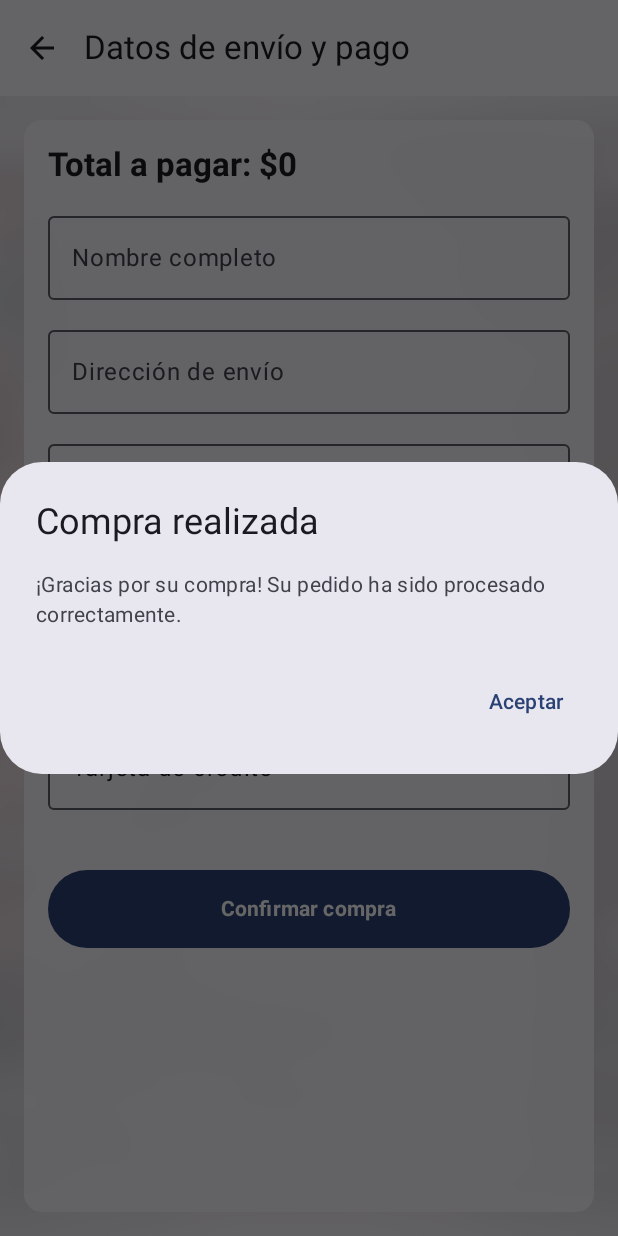
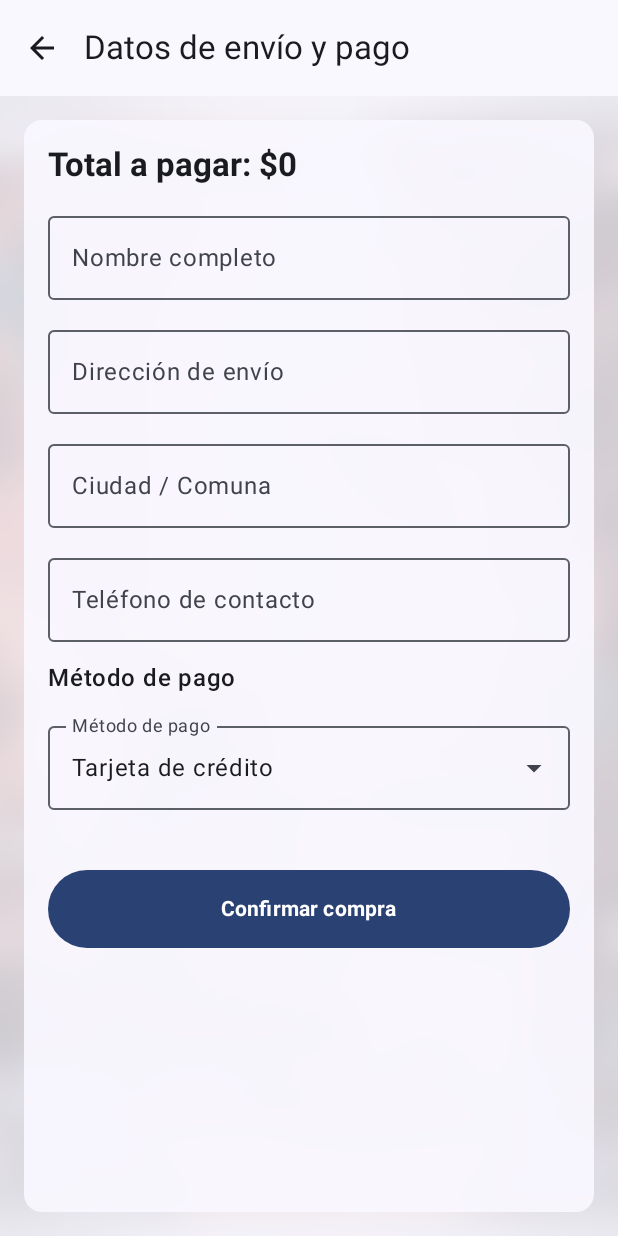
Before and after one commit to Vesanmartin/TodoKartasAppprimeraEntrega, an Android app built with Jetpack Compose: the composable CheckoutScreen called with empty values, after a tap on "Confirmar compra", on a phone screen of 412 x 824 dp. Run offline under Robolectric (Android 15) with nearby library versions, the phone set to English and light mode, and no system bars.

Commit message:
saque mensaje debajo boton

```diff
--- a/app/src/main/java/com/example/login001v/view/CheckoutScreen.kt
+++ b/app/src/main/java/com/example/login001v/view/CheckoutScreen.kt
@@ -175,18 +175,7 @@ fun CheckoutScreen(
                     }
 
                     // Mensaje simple debajo del botón
-                    if (showMessage) {
-                        AlertDialog(
-                            onDismissRequest = { showMessage = false },
-                            title = { Text("Compra realizada") },
-                            text = { Text("¡Gracias por su compra! Su pedido ha sido procesado correctamente.") },
-                            confirmButton = {
-                                TextButton(onClick = { showMessage = false }) {
-                                    Text("Aceptar")
-                                }
-                            }
-                        )
-                    }
+
                 }
             }
         }
```
Also changed, not shown: app/build.gradle.kts (+5 -2 lines), app/src/main/res/drawable/prize_pouch.jpg (added).
